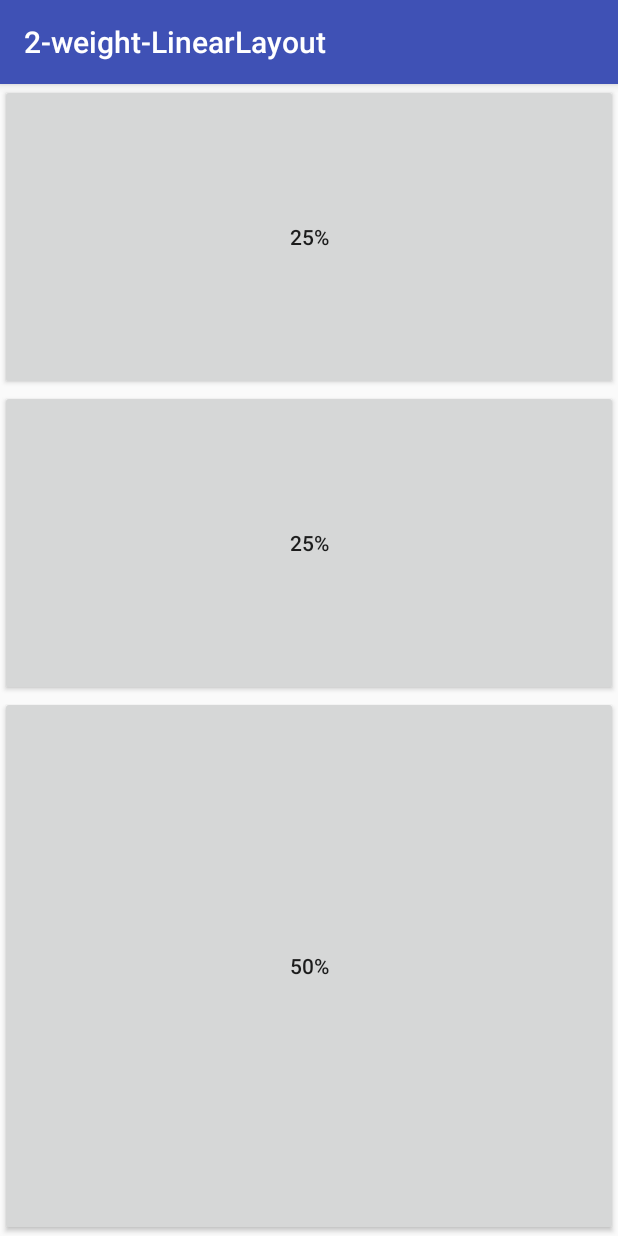
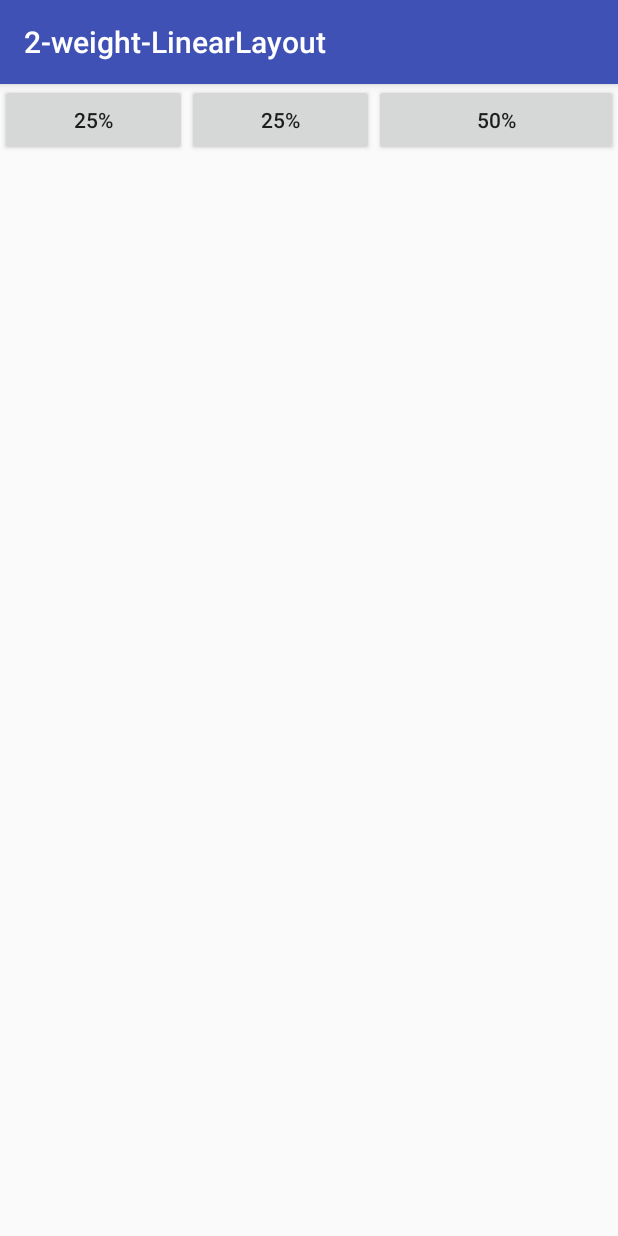
Before and after one commit to jocode/android-remind, an Android app: the screen it shows after launch (MainActivity), on a phone screen of 412 x 824 dp. Run offline under Robolectric (Android 15) with nearby library versions, the phone set to English and light mode, and no system bars.

Commit message:
Weight LinearLayout
La propiedad weight, puede ser usada tanto en forma vertical o como horizontal, se va comportar igual. Hay que tener en cuenta los pesos y el tipo de layout usado, bien sea match_parent o wrap_content. match_parent Abarca toda la pantalla, como su nombre lo indica, igual que el padre, y wrap_content, se acopla o envuelve al contenido, es decir, no abarcatodala pantalla sino que ocupa la necesaria de acuerdo a su contenido.

```diff
--- a/2-weight-LinearLayout/app/src/main/res/layout/activity_main.xml
+++ b/2-weight-LinearLayout/app/src/main/res/layout/activity_main.xml
@@ -1,23 +1,23 @@
 <LinearLayout
     android:layout_width="match_parent"
     android:layout_height="match_parent"
-    android:orientation="vertical"
+    android:orientation="horizontal"
     xmlns:android="http://schemas.android.com/apk/res/android">
 
     <Button
-        android:layout_width="match_parent"
+        android:layout_width="wrap_content"
         android:layout_height="wrap_content"
         android:text="25%"
         android:layout_weight="1"/>
 
     <Button
-        android:layout_width="match_parent"
+        android:layout_width="wrap_content"
         android:layout_height="wrap_content"
         android:text="25%"
         android:layout_weight="1"/>
 
     <Button
-        android:layout_width="match_parent"
+        android:layout_width="wrap_content"
         android:layout_height="wrap_content"
         android:text="50%"
         android:layout_weight="2"/>
```
